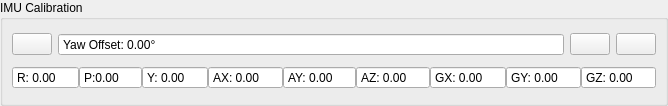
Qt form widgets/detectimu.ui (vedderb/vesc_tool) before a commit.
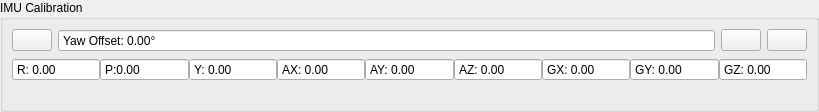
The same form after that commit. Icons and pictures are not drawn.

Commit message: Added QAbstractSocket::LowDelayOption to tcp client and updated IMU calibration gui

Patch:
```diff
--- a/widgets/detectimu.ui
+++ b/widgets/detectimu.ui
@@ -6,8 +6,8 @@
    <rect>
     <x>0</x>
     <y>0</y>
-    <width>466</width>
-    <height>106</height>
+    <width>819</width>
+    <height>112</height>
    </rect>
   </property>
   <property name="windowTitle">
@@ -359,6 +359,19 @@
         </item>
        </layout>
       </item>
+      <item>
+       <spacer name="verticalSpacer">
+        <property name="orientation">
+         <enum>Qt::Vertical</enum>
+        </property>
+        <property name="sizeHint" stdset="0">
+         <size>
+          <width>20</width>
+          <height>40</height>
+         </size>
+        </property>
+       </spacer>
+      </item>
      </layout>
     </widget>
    </item>
```
The commit also changes 4 other files.
